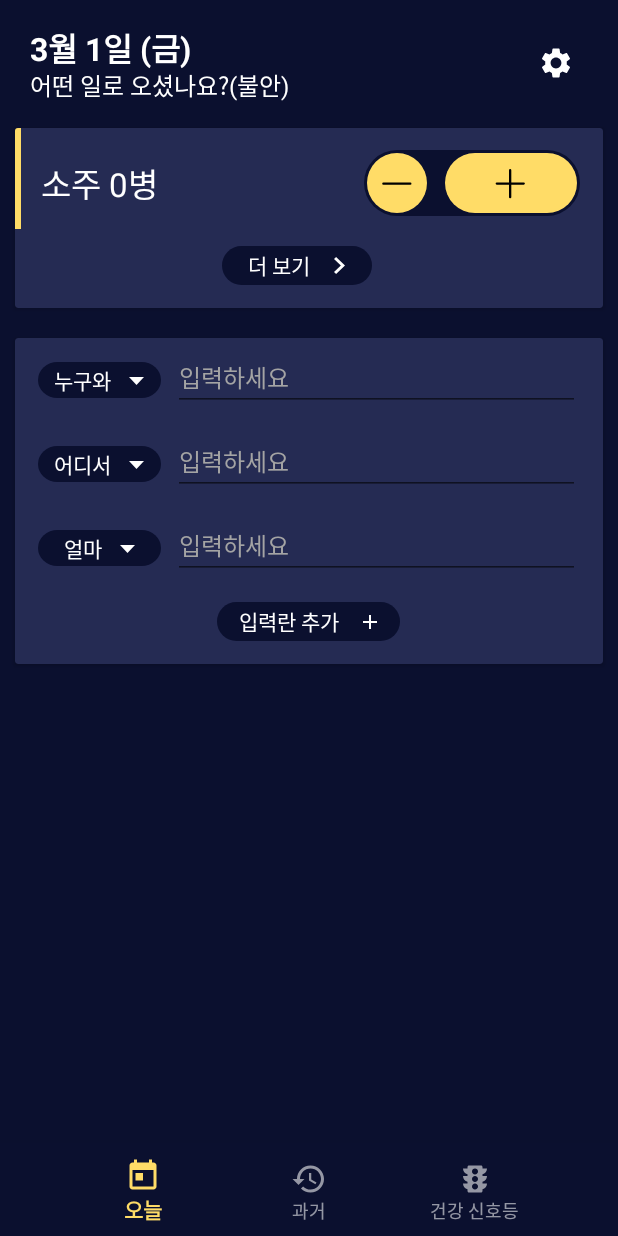
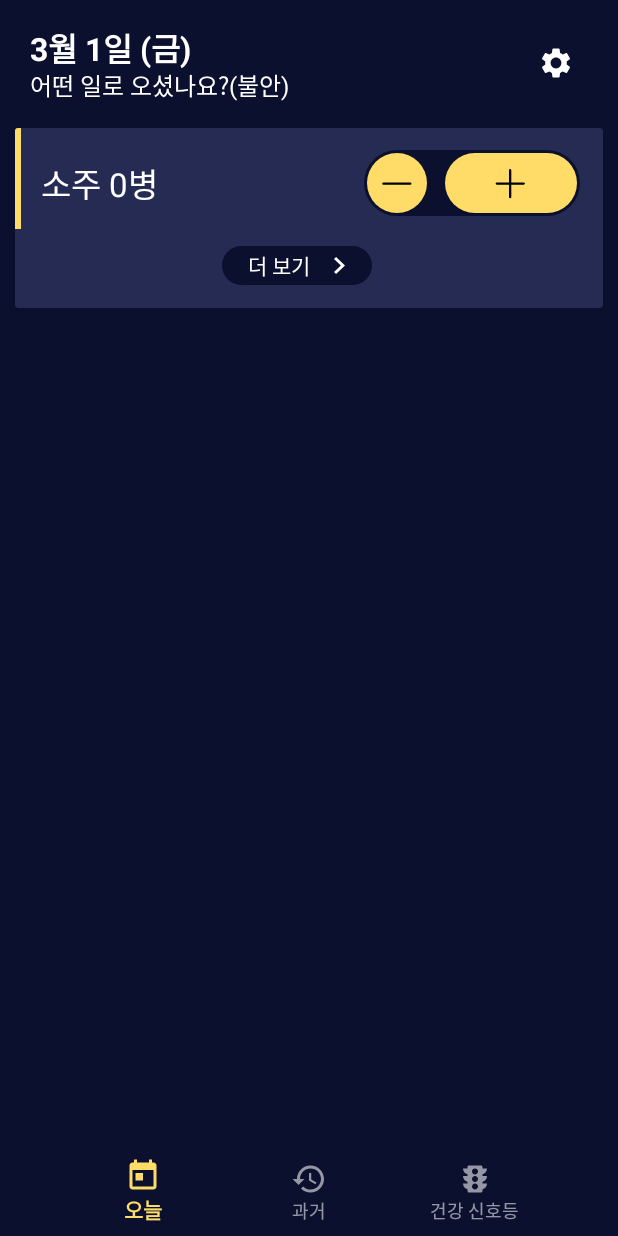
Before and after one commit to herojeff02/Sulchedule_Android, an Android app: the screen it shows after launch (MainActivity), on a phone screen of 412 x 824 dp. Run offline under Robolectric (Android 15) with nearby library versions, the phone set to English and light mode, and no system bars; libraries missing offline, so code that uses them is left out: com.wdullaer.materialdatetimepicker.

Commit message:
Data unclean state has been addressed Fragment replacement restored to original state More_Info hidden

```diff
--- a/app/src/main/java/com/herojeff/sulchedule/MainActivity.java
+++ b/app/src/main/java/com/herojeff/sulchedule/MainActivity.java
@@ -32,9 +32,8 @@ public class MainActivity extends AppCompatActivity {
         ((PastFragment) pastFragment).setPastFragment((PastFragment) pastFragment);
         trafficFragment = new TrafficFragment();
 
-        final FragmentManager transaction = getSupportFragmentManager();
-        transaction.beginTransaction().add(R.id.fragment_container, todayFragment);
-        transaction.beginTransaction().commit();
+//        FragmentManager transaction = getSupportFragmentManager();
+        getSupportFragmentManager().beginTransaction().add(R.id.fragment_container, todayFragment).commit();
 
         if (SharedResources.first_launch_ever) {
             SharedResources.addSul("소주", 300, 4000, "병");
@@ -55,37 +54,54 @@ public class MainActivity extends AppCompatActivity {
         this.getWindow().setNavigationBarColor(SharedResources.color_primary);
         this.getWindow().setStatusBarColor(SharedResources.color_primary_dark);
 
-        transaction.beginTransaction().add(R.id.fragment_container, todayFragment).commit();
-        transaction.beginTransaction().add(R.id.fragment_container, pastFragment).commit();
-        transaction.beginTransaction().add(R.id.fragment_container, trafficFragment).commit();
-        transaction.beginTransaction().show(todayFragment).commit();
-        transaction.beginTransaction().hide(pastFragment).commit();
-        transaction.beginTransaction().hide(trafficFragment).commit();
+//        transaction.beginTransaction().add(R.id.fragment_container, todayFragment).commit();
+//        transaction.beginTransaction().add(R.id.fragment_container, pastFragment).commit();
+//        transaction.beginTransaction().add(R.id.fragment_container, trafficFragment).commit();
+//        transaction.beginTransaction().show(todayFragment).commit();
+//        transaction.beginTransaction().hide(pastFragment).commit();
+//        transaction.beginTransaction().hide(trafficFragment).commit();
 
+//        navigation.setOnNavigationItemSelectedListener(new BottomNavigationView.OnNavigationItemSelectedListener() {
+//            @Override
+//            public boolean onNavigationItemSelected(@NonNull MenuItem menuItem) {
+//                SharedResources.getRecordMonth(SharedResources.getYear(), SharedResources.getMonth()).cleanup();
+//                switch (menuItem.getItemId()) {
+//                    case R.id.navigation_today:
+//                        transaction.beginTransaction().show(todayFragment).commit();
+//                        transaction.beginTransaction().hide(pastFragment).commit();
+//                        transaction.beginTransaction().hide(trafficFragment).commit();
+//                        break;
+//                    case R.id.navigation_past:
+//                        transaction.beginTransaction().hide(todayFragment).commit();
+//                        transaction.beginTransaction().show(pastFragment).commit();
+//                        transaction.beginTransaction().hide(trafficFragment).commit();
+//                        break;
+//                    case R.id.navigation_traffic:
+//                        transaction.beginTransaction().hide(todayFragment).commit();
+//                        transaction.beginTransaction().hide(pastFragment).commit();
+//                        transaction.beginTransaction().show(trafficFragment).commit();
+//                        break;
+//                    default:
+//                        break;
+//                }
+//
+//                return true;
+//            }
+//        });
         navigation.setOnNavigationItemSelectedListener(new BottomNavigationView.OnNavigationItemSelectedListener() {
             @Override
-            public boolean onNavigationItemSelected(@NonNull MenuItem menuItem) {
-                SharedResources.getRecordMonth(SharedResources.getYear(), SharedResources.getMonth()).cleanup();
-                switch (menuItem.getItemId()) {
+            public boolean onNavigationItemSelected(@NonNull MenuItem item) {
+                switch (item.getItemId()){
                     case R.id.navigation_today:
-                        transaction.beginTransaction().show(todayFragment).commit();
-                        transaction.beginTransaction().hide(pastFragment).commit();
-                        transaction.beginTransaction().hide(trafficFragment).commit();
+                        getSupportFragmentManager().beginTransaction().replace(R.id.fragment_container, todayFragment).commit();
                         break;
                     case R.id.navigation_past:
-                        transaction.beginTransaction().hide(todayFragment).commit();
-                        transaction.beginTransaction().show(pastFragment).commit();
-                        transaction.beginTransaction().hide(trafficFragment).commit();
+                        getSupportFragmentManager().beginTransaction().replace(R.id.fragment_container, pastFragment).commit();
                         break;
                     case R.id.navigation_traffic:
-                        transaction.beginTransaction().hide(todayFragment).commit();
-                        transaction.beginTransaction().hide(pastFragment).commit();
-                        transaction.beginTransaction().show(trafficFragment).commit();
-                        break;
-                    default:
+                        getSupportFragmentManager().beginTransaction().replace(R.id.fragment_container, trafficFragment).commit();
                         break;
                 }
-
                 return true;
             }
         });
--- a/app/src/main/java/com/herojeff/sulchedule/PastItemRecyclerViewAdapter.java
+++ b/app/src/main/java/com/herojeff/sulchedule/PastItemRecyclerViewAdapter.java
@@ -134,6 +134,7 @@ public class PastItemRecyclerViewAdapter extends RecyclerView.Adapter<PastItemRe
             PastItemRecyclerViewInnerListViewAdapter adapter_past_inner_listview_adapter = new PastItemRecyclerViewInnerListViewAdapter(SharedResources.getMonthlyRecordDayArray(SharedResources.getYear(), SharedResources.getMonth()).get(i - 1), null, false);
             adapter_past_inner_listview.setAdapter(adapter_past_inner_listview_adapter);
             adapter_past_inner_listview.setDividerHeight(0);
+
             //set listview height not to clip content
             ListViewResizeUtility.setListViewHeightBasedOnItems(adapter_past_inner_listview);
         }
@@ -167,7 +168,9 @@ public class PastItemRecyclerViewAdapter extends RecyclerView.Adapter<PastItemRe
 
     @Override
     public int getItemCount() {
-        return SharedResources.getRecordMonth(SharedResources.getYear(), SharedResources.getMonth()).getRecordDays().size() + 1;
+        RecordMonth recordMonth = SharedResources.getRecordMonth(SharedResources.getYear(), SharedResources.getMonth());
+        recordMonth.cleanup();
+        return recordMonth.getRecordDays().size() + 1;
     }
 
     public class PastItemRecyclerViewHolder extends RecyclerView.ViewHolder {
--- a/app/src/main/java/com/herojeff/sulchedule/TodayFragment.java
+++ b/app/src/main/java/com/herojeff/sulchedule/TodayFragment.java
@@ -13,15 +13,18 @@ import android.widget.ImageButton;
 import android.widget.LinearLayout;
 import android.widget.ListView;
 import android.widget.TextView;
+import android.widget.Toast;
 
 import com.herojeff.sulchedule.data.SharedResources;
 import com.herojeff.sulchedule.data.Sul;
 import com.herojeff.sulchedule.helper.ListViewResizeUtility;
+import com.wdullaer.materialdatetimepicker.date.DatePickerDialog;
 
 import java.util.ArrayList;
+import java.util.Calendar;
 
 
-public class TodayFragment extends Fragment implements View.OnClickListener, SulListViewAdapter.EventListener {
+public class TodayFragment extends Fragment implements View.OnClickListener, SulListViewAdapter.EventListener, DatePickerDialog.OnDateSetListener {
 
     ImageButton setting_button;
     LinearLayout more_sul_pill;
@@ -68,6 +71,16 @@ public class TodayFragment extends Fragment implements View.OnClickListener, Sul
         pervert_area = view.findViewById(R.id.pervert_area);
         showArray = SharedResources.getMainSuls(SharedResources.getYear(), SharedResources.getMonth(), SharedResources.getDay());
 
+        //캘린더 추가하려는 시도
+//        Calendar now = Calendar.getInstance();
+//        DatePickerDialog dpd = DatePickerDialog.newInstance(
+//                this,
+//                now.get(Calendar.YEAR), // Initial year selection
+//                now.get(Calendar.MONTH), // Initial month selection
+//                now.get(Calendar.DAY_OF_MONTH) // Inital day selection
+//        );
+//        dpd.show(getFragmentManager(), "Datepickerdialog");
+
         //sul adapter
         listview_sul = view.findViewById(R.id.listview_sul);
         adapter_sul = new SulListViewAdapter(SharedResources.getFavouriteSuls(), this);
@@ -89,20 +102,23 @@ public class TodayFragment extends Fragment implements View.OnClickListener, Sul
         }
 
         //more_info adapter
-        listview_more_info = view.findViewById(R.id.listview_more_info);
-        adapter_more_info = new MoreInfoListViewAdapter();
-        listview_more_info.setAdapter(adapter_more_info);
-        listview_more_info.setDividerHeight(0);
+        /**개발 후 되살릴 영역**/
+//        listview_more_info = view.findViewById(R.id.listview_more_info);
+//        adapter_more_info = new MoreInfoListViewAdapter();
+//        listview_more_info.setAdapter(adapter_more_info);
+//        listview_more_info.setDividerHeight(0);
 
         //set listview height not to clip content
-        ListViewResizeUtility.setListViewHeightBasedOnItems(listview_more_info);
+//        ListViewResizeUtility.setListViewHeightBasedOnItems(listview_more_info);
 
         setting_button = view.findViewById(R.id.setting_button);
         setting_button.setOnClickListener(this);
         more_sul_pill = view.findViewById(R.id.pill_more_sul);
         more_sul_pill.setOnClickListener(this);
-        more_blank_pill = view.findViewById(R.id.pill_more_blank);
-        more_blank_pill.setOnClickListener(this);
+
+        /**개발 후 되살릴 영역**/
+//        more_blank_pill = view.findViewById(R.id.pill_more_blank);
+//        more_blank_pill.setOnClickListener(this);
 
         // Inflate the layout for this fragment
         return view;
@@ -111,7 +127,7 @@ public class TodayFragment extends Fragment implements View.OnClickListener, Sul
     @Override
     public void onResume() {
         super.onResume();
-        updateTipString();
+        updateTipString(false);
         showArray = SharedResources.getMainSuls(SharedResources.getYear(), SharedResources.getMonth(), SharedResources.getDay());
         if (!first) {
             adapter_sul = new SulListViewAdapter(showArray, this);
@@ -126,7 +142,10 @@ public class TodayFragment extends Fragment implements View.OnClickListener, Sul
         first = false;
     }
 
-
+    @Override
+    public void onDetach() {
+        super.onDetach();
+    }
 
     @Override
     public void onClick(View v) {
@@ -139,9 +158,10 @@ public class TodayFragment extends Fragment implements View.OnClickListener, Sul
                 intent = new Intent(getContext(), MoreSulActivity.class);
                 startActivity(intent);
                 break;
-            case R.id.pill_more_blank:
-                System.out.println("pill_more_blank");
-                break;
+            /**개발 후 되살릴 영역**/
+//            case R.id.pill_more_blank:
+//                System.out.println("pill_more_blank");
+//                break;
         }
 
     }
@@ -156,14 +176,14 @@ public class TodayFragment extends Fragment implements View.OnClickListener, Sul
                 new DialogInterface.OnClickListener() {
                     public void onClick(DialogInterface dialog, int which) {
                         SharedResources.smart_tip_string = true;
-                        updateTipString();
+                        updateTipString(false);
                     }
                 });
         builder.setNegativeButton("끄기",
                 new DialogInterface.OnClickListener() {
                     public void onClick(DialogInterface dialog, int which) {
                         SharedResources.smart_tip_string = false;
-                        updateTipString();
+                        updateTipString(false);
                     }
                 });
 
@@ -171,11 +191,16 @@ public class TodayFragment extends Fragment implements View.OnClickListener, Sul
     }
 
     @Override
-    public void callUpdateTipString() {
-        updateTipString();
+    public void callUpdateTipString(boolean refresh_default) {
+        updateTipString(refresh_default);
     }
 
-    void updateTipString(){
-        text_tip.setText(SharedResources.getSmartTipString(SharedResources.getYear(), SharedResources.getMonth(), SharedResources.getDay()));
+    void updateTipString(boolean refresh_default){
+        text_tip.setText(SharedResources.getSmartTipString(SharedResources.getYear(), SharedResources.getMonth(), SharedResources.getDay(), refresh_default));
+    }
+
+    @Override
+    public void onDateSet(DatePickerDialog view, int year, int monthOfYear, int dayOfMonth) {
+        Toast.makeText(getActivity(), "You picked the following date: "+dayOfMonth+"/"+(monthOfYear+1)+"/"+year, Toast.LENGTH_SHORT).show();
     }
 }
--- a/app/src/main/java/com/herojeff/sulchedule/data/SharedResources.java
+++ b/app/src/main/java/com/herojeff/sulchedule/data/SharedResources.java
@@ -27,6 +27,9 @@ public final class SharedResources {
     public static boolean first_launch_ever = true;
 
     public static boolean smart_tip_string = true;
+
+    static String[] helloList = {"안녕하세요!", "어떤 일로 오셨나요?(불안)", "건강한 음주 되세요!", "전 당신을 믿습니다.", "환영합니다!"};
+    static int randomIndex = new Random().nextInt(helloList.length);
 
     public static ArrayList<RecordMonth> recordMonths = new ArrayList<>();
     private static ArrayList<Sul> suls = new ArrayList<>();
@@ -261,7 +264,7 @@ public final class SharedResources {
         getSul(sul_name).setFavourite(set);
     }
 
-    public static String getSmartTipString(int year, int month, int day){
+    public static String getSmartTipString(int year, int month, int day, boolean refresh_default){
         RecordMonth recordMonth = getRecordMonth(year, month);
         RecordDay recordDay = getRecordDay(year, month, day);
         String returnString;
@@ -288,8 +291,10 @@ public final class SharedResources {
             Collections.sort(priorities, new DescendingSmartTipPriorityPairValue());
 
             if (recordDay.isTodayEmpty()) {
-                String[] helloList = {"안녕하세요!", "어떤 일로 오셨나요?(불안)", "건강한 음주 되세요!", "전 당신을 믿습니다.", "환영합니다!"};
-                returnString = helloList[new Random().nextInt(helloList.length)];
+                if(refresh_default){
+                    randomIndex = new Random().nextInt(helloList.length);
+                }
+                returnString = helloList[randomIndex];
             } else {
                 returnString = priorities.get(0).getSmartTipString();
             }
--- a/app/src/main/res/layout/fragment_today.xml
+++ b/app/src/main/res/layout/fragment_today.xml
@@ -149,74 +149,78 @@
                 android:layout_height="20dp"
                 android:background="@color/colorPrimaryDark" />
 
-            <android.support.v7.widget.CardView
-                android:layout_width="match_parent"
-                android:layout_height="wrap_content"
-                android:layout_marginLeft="10dp"
-                android:layout_marginRight="10dp"
-                android:backgroundTint="@color/colorPrimary">
-
-                <LinearLayout
-                    android:layout_width="match_parent"
-                    android:layout_height="wrap_content"
-                    android:orientation="vertical"
-                    android:paddingLeft="15dp"
-                    android:paddingRight="15dp">
-                    <!--each input-->
 
 
-                    <ListView
-                        android:id="@+id/listview_more_info"
-                        android:layout_width="match_parent"
-                        android:layout_height="44dp" />
+            <!--개발 후 되살릴 영역-->
 
-                    <LinearLayout
-                        android:id="@+id/pill_more_blank"
-                        android:layout_width="160dp"
-                        android:layout_height="wrap_content"
-                        android:layout_gravity="center_horizontal"
-                        android:layout_marginTop="8dp"
-                        android:orientation="vertical">
+            <!--<android.support.v7.widget.CardView-->
+                <!--android:layout_width="match_parent"-->
+                <!--android:layout_height="wrap_content"-->
+                <!--android:layout_marginLeft="10dp"-->
+                <!--android:layout_marginRight="10dp"-->
+                <!--android:backgroundTint="@color/colorPrimary">-->
 
-                        <RelativeLayout
-                            android:layout_width="wrap_content"
-                            android:layout_height="wrap_content"
-                            android:layout_gravity="center"
-                            android:background="@drawable/ic_pill_more_blank">
-
-                            <RelativeLayout
-                                android:layout_width="wrap_content"
-                                android:layout_height="wrap_content"
-                                android:layout_centerInParent="true">
-
-                                <TextView
-                                    android:id="@+id/pill_more_blank_text"
-                                    android:layout_width="wrap_content"
-                                    android:layout_height="wrap_content"
-                                    android:layout_centerVertical="true"
-                                    android:text="@string/more_blank"
-                                    android:textColor="@color/textWhite"
-                                    android:textSize="@dimen/h6" />
-
-                                <ImageView
-                                    android:layout_width="wrap_content"
-                                    android:layout_height="wrap_content"
-                                    android:layout_centerVertical="true"
-                                    android:layout_toRightOf="@id/pill_more_blank_text"
-                                    android:paddingLeft="16dp"
-                                    android:paddingTop="1dp"
-                                    android:src="@drawable/ic_pill_plus" />
-                            </RelativeLayout>
-                        </RelativeLayout>
-
-                        <Space
-                            android:layout_width="match_parent"
-                            android:layout_height="15dp" />
-                    </LinearLayout>
+                <!--<LinearLayout-->
+                    <!--android:layout_width="match_parent"-->
+                    <!--android:layout_height="wrap_content"-->
+                    <!--android:orientation="vertical"-->
+                    <!--android:paddingLeft="15dp"-->
+                    <!--android:paddingRight="15dp">-->
+                    <!--&lt;!&ndash;each input&ndash;&gt;-->
 
 
-                </LinearLayout>
-            </android.support.v7.widget.CardView>
+                    <!--<ListView-->
+                        <!--android:id="@+id/listview_more_info"-->
+                        <!--android:layout_width="match_parent"-->
+                        <!--android:layout_height="44dp" />-->
+
+                    <!--<LinearLayout-->
+                        <!--android:id="@+id/pill_more_blank"-->
+                        <!--android:layout_width="160dp"-->
+                        <!--android:layout_height="wrap_content"-->
+                        <!--android:layout_gravity="center_horizontal"-->
+                        <!--android:layout_marginTop="8dp"-->
+                        <!--android:orientation="vertical">-->
+
+                        <!--<RelativeLayout-->
+                            <!--android:layout_width="wrap_content"-->
+                            <!--android:layout_height="wrap_content"-->
+                            <!--android:layout_gravity="center"-->
+                            <!--android:background="@drawable/ic_pill_more_blank">-->
+
+                            <!--<RelativeLayout-->
+                                <!--android:layout_width="wrap_content"-->
+                                <!--android:layout_height="wrap_content"-->
+                                <!--android:layout_centerInParent="true">-->
+
+                                <!--<TextView-->
+                                    <!--android:id="@+id/pill_more_blank_text"-->
+                                    <!--android:layout_width="wrap_content"-->
+                                    <!--android:layout_height="wrap_content"-->
+                                    <!--android:layout_centerVertical="true"-->
+                                    <!--android:text="@string/more_blank"-->
+                                    <!--android:textColor="@color/textWhite"-->
+                                    <!--android:textSize="@dimen/h6" />-->
+
+                                <!--<ImageView-->
+                                    <!--android:layout_width="wrap_content"-->
+                                    <!--android:layout_height="wrap_content"-->
+                                    <!--android:layout_centerVertical="true"-->
+                                    <!--android:layout_toRightOf="@id/pill_more_blank_text"-->
+                                    <!--android:paddingLeft="16dp"-->
+                                    <!--android:paddingTop="1dp"-->
+                                    <!--android:src="@drawable/ic_pill_plus" />-->
+                            <!--</RelativeLayout>-->
+                        <!--</RelativeLayout>-->
+
+                        <!--<Space-->
+                            <!--android:layout_width="match_parent"-->
+                            <!--android:layout_height="15dp" />-->
+                    <!--</LinearLayout>-->
+
+
+                <!--</LinearLayout>-->
+            <!--</android.support.v7.widget.CardView>-->
 
             <!--end space-->
             <android.support.v4.widget.Space
--- a/app/src/main/res/values/styles.xml
+++ b/app/src/main/res/values/styles.xml
@@ -16,7 +16,7 @@
         <item name="android:navigationBarColor">@color/colorPrimaryDark</item>
     </style>
 
-    <style name="TodaySettingDialog" parent="Base.Theme.MaterialComponents.Dialog">
+    <style name="TodaySettingDialog" parent="Base.Theme.AppCompat.Dialog">
         <item name="android:textColor">@color/colorAccent</item>
         <item name="android:titleTextColor">#FFFFFF</item>
         <item name="android:backgroundTint">@color/colorPrimary</item>
```
Also changed, not shown: app/build.gradle (+8 -7 lines), app/src/main/java/com/herojeff/sulchedule/PastFragment.java (+12 -1 lines), app/src/main/java/com/herojeff/sulchedule/PastItemRecyclerViewInnerListViewAdapter.java (+15 -0 lines), app/src/main/java/com/herojeff/sulchedule/SulListViewAdapter.java (+4 -4 lines), app/src/main/java/com/herojeff/sulchedule/data/RecordMonth.java (+51 -0 lines).
